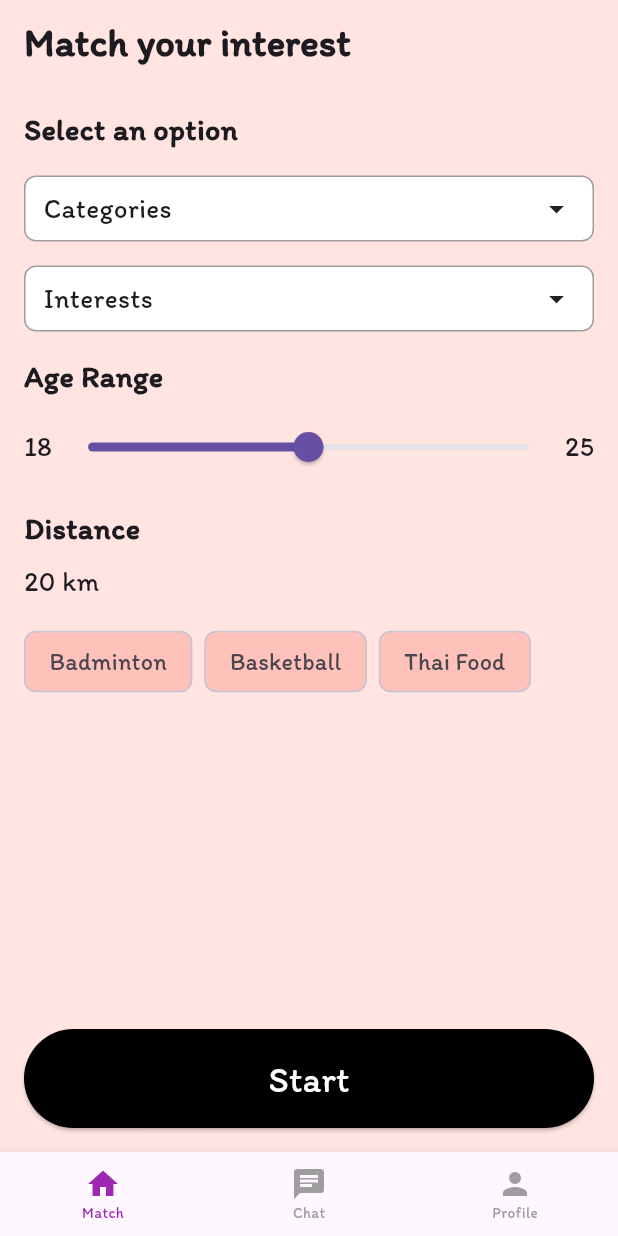
After one commit to Minglebell/Mingle, a Flutter app: the MatchInterestPage screen opened directly, on a phone screen of 412 x 824 dp. The commit adds this screen. Run offline on Flutter 3.47's test engine with Material 3 defaults, Android fonts, the phone set to English and light mode, and no system bars; our stand-ins replace device_preview, image_picker.

```diff
--- /dev/null
+++ b/mingle/lib/Screen/match_selection.dart
@@ -0,0 +1,147 @@
+import 'package:flutter/material.dart';
+import 'package:mingle/Widget/bottom_navigation_bar.dart';
+
+class MatchInterestPage extends StatelessWidget {
+  const MatchInterestPage({super.key});
+
+  @override
+  Widget build(BuildContext context) {
+    return Scaffold(
+      backgroundColor: const Color.fromARGB(255, 255, 228, 225),
+      appBar: AppBar(
+        title: const Text(
+          'Match your interest',
+          style: TextStyle(
+              fontFamily: 'Itim', fontSize: 26, fontWeight: FontWeight.bold),
+        ),
+        backgroundColor: const Color.fromARGB(255, 255, 228, 225),
+        elevation: 0,
+      ),
+      body: Padding(
+        padding: const EdgeInsets.all(16.0),
+        child: Column(
+          crossAxisAlignment: CrossAxisAlignment.start,
+          children: [
+            const Text(
+              'Select an option',
+              style: TextStyle(
+                  fontSize: 20,
+                  fontFamily: 'Itim',
+                  fontWeight: FontWeight.bold),
+            ),
+            const SizedBox(height: 16),
+            _buildDropdown('Categories'),
+            const SizedBox(height: 16),
+            _buildDropdown('Interests'),
+            const SizedBox(height: 16),
+            const Text(
+              'Age Range',
+              style: TextStyle(
+                  fontSize: 20,
+                  fontFamily: 'Itim',
+                  fontWeight: FontWeight.bold),
+            ),
+            const SizedBox(height: 8),
+            Row(
+              children: [
+                const Text(
+                  '18',
+                  style: TextStyle(fontSize: 18, fontFamily: 'Itim'),
+                ),
+                Expanded(
+                  child: Slider(
+                    value: 21.5, // Example value
+                    min: 18,
+                    max: 25,
+                    onChanged: (value) {
+                      // Handle slider change
+                    },
+                  ),
+                ),
+                const Text(
+                  '25',
+                  style: TextStyle(fontSize: 18, fontFamily: 'Itim'),
+                ),
+              ],
+            ),
+            const SizedBox(height: 16),
+            const Text(
+              'Distance',
+              style: TextStyle(
+                  fontSize: 20,
+                  fontFamily: 'Itim',
+                  fontWeight: FontWeight.bold),
+            ),
+            const SizedBox(height: 8),
+            const Text(
+              '20 km',
+              style: TextStyle(fontSize: 18, fontFamily: 'Itim'),
+            ),
+            const SizedBox(height: 16),
+            Wrap(
+              spacing: 8.0,
+              runSpacing: 8.0,
+              children: [
+                _buildChip('Badminton'),
+                _buildChip('Basketball'),
+                _buildChip('Thai Food'),
+              ],
+            ),
+            const Spacer(),
+            SizedBox(
+              width: double.infinity,
+              child: ElevatedButton(
+                onPressed: () {
+                  // Handle start button press
+                },
+                style: ElevatedButton.styleFrom(
+                  backgroundColor: Colors.black,
+                  padding: const EdgeInsets.symmetric(vertical: 16),
+                ),
+                child: const Text(
+                  'Start',
+                  style: TextStyle(
+                      color: Colors.white,
+                      fontFamily: 'Itim',
+                      fontSize: 24),
+                ),
+              ),
+            ),
+          ],
+        ),
+      ),
+      bottomNavigationBar: const BottomNavBar(currentIndex: 0),
+    );
+  }
+
+  Widget _buildDropdown(String label) {
+    return Container(
+      padding: const EdgeInsets.symmetric(horizontal: 12, vertical: 8),
+      decoration: BoxDecoration(
+        color: Colors.white,
+        borderRadius: BorderRadius.circular(8),
+        border: Border.all(color: Colors.grey),
+      ),
+      child: Row(
+        mainAxisAlignment: MainAxisAlignment.spaceBetween,
+        children: [
+          Text(
+            label,
+            style: const TextStyle(fontSize: 18, fontFamily: 'Itim'),
+          ),
+          const Icon(Icons.arrow_drop_down),
+        ],
+      ),
+    );
+  }
+
+  Widget _buildChip(String label) {
+    return Chip(
+      label: Text(
+        label,
+        style: const TextStyle(fontSize: 16, fontFamily: 'Itim'),
+      ),
+      backgroundColor: const Color.fromARGB(255, 255, 194, 187),
+    );
+  }
+}
--- a/mingle/lib/Screen/profile_edit.dart
+++ b/mingle/lib/Screen/profile_edit.dart
@@ -1,10 +1,13 @@
 import 'package:flutter/material.dart';
 import 'package:image_picker/image_picker.dart'; // For image picking
 import 'dart:io';
+import 'dart:convert'; // For JSON encoding
+import 'package:http/http.dart' as http; // For HTTP requests
+import 'package:mingle/utils/logger.dart';
+import 'package:mingle/Screen/match_selection.dart';
 
 class ProfileEditPage extends StatefulWidget {
-  final Map<String, dynamic>
-      profile; // Accept a Map instead of a Profile object
+  final Map<String, dynamic> profile;
 
   const ProfileEditPage({super.key, required this.profile});
 
@@ -14,7 +17,7 @@ class ProfileEditPage extends StatefulWidget {
 
 class _ProfileEditPageState extends State<ProfileEditPage> {
   XFile? _image;
-  bool isEditMode = true; // Track whether the page is in edit mode
+  bool isEditMode = true;
 
   List<String> genderPreferences = [];
   List<String> interestPreferences = [];
@@ -27,7 +30,10 @@ class _ProfileEditPageState extends State<ProfileEditPage> {
   @override
   void initState() {
     super.initState();
-    // Initialize lists with existing profile data, providing default empty lists if null
+    setupLogger(); // Initialize the logger
+    logger.info('ProfileEditPage initialized'); // Log initialization
+
+    // Initialize lists with existing profile data
     genderPreferences = List<String>.from(widget.profile['gender'] ?? []);
     interestPreferences = List<String>.from(widget.profile['interest'] ?? []);
     educationPreferences = List<String>.from(widget.profile['education'] ?? []);
@@ -45,6 +51,30 @@ class _ProfileEditPageState extends State<ProfileEditPage> {
       setState(() {
         _image = pickedImage;
       });
+      logger.info('Profile image updated'); // Log image update
+    }
+  }
+
+  Future<void> sendProfileData(Map<String, dynamic> profile) async {
+    final String profileJson = jsonEncode(profile);
+    final Uri url = Uri.parse('empty... w8 for import');
+
+    try {
+      final response = await http.post(
+        url,
+        headers: <String, String>{
+          'Content-Type': 'application/json; charset=UTF-8',
+        },
+        body: profileJson,
+      );
+
+      if (response.statusCode == 200) {
+        logger.info('Profile data updated successfully'); // Log success
+      } else {
+        logger.severe('Failed to update profile data. Error: ${response.statusCode}'); // Log error
+      }
+    } catch (e) {
+      logger.severe('Error updating profile data: $e'); // Log exception
     }
   }
 
@@ -61,8 +91,10 @@ class _ProfileEditPageState extends State<ProfileEditPage> {
       isEditMode = false;
     });
 
+    // Send the updated profile data to the backend
+    sendProfileData(widget.profile);
+
     // Show confirmation dialog
-    // Show a SnackBar notification instead of a dialog
     ScaffoldMessenger.of(context).showSnackBar(
       const SnackBar(
         content: Text("Changes applied successfully!"),
@@ -71,12 +103,15 @@ class _ProfileEditPageState extends State<ProfileEditPage> {
         backgroundColor: Colors.green,
       ),
     );
+
+    logger.info('Profile changes saved'); // Log profile save
   }
 
   void _toggleEditMode() {
     setState(() {
       isEditMode = true;
     });
+    logger.info('Edit mode toggled'); // Log edit mode toggle
   }
 
   @override
@@ -86,7 +121,6 @@ class _ProfileEditPageState extends State<ProfileEditPage> {
       body: Column(
         children: [
           Expanded(
-            // Ensures the main content takes up remaining space
             child: SingleChildScrollView(
               child: Padding(
                 padding: const EdgeInsets.all(16.0),
@@ -156,9 +190,16 @@ class _ProfileEditPageState extends State<ProfileEditPage> {
         ],
         selectedItemColor: Colors.purple,
         unselectedItemColor: Colors.grey,
-        type: BottomNavigationBarType.fixed,
+        type: BottomNavigationBarType.fixed,  // Fixed bottom navigation bar
         selectedLabelStyle: const TextStyle(fontSize: 10),
         unselectedLabelStyle: const TextStyle(fontSize: 10),
+        onTap: (index) {
+          if (index == 0) {
+            Navigator.of(context).pushReplacement(MaterialPageRoute(
+              builder: (context) => const MatchInterestPage(),
+            ));
+          }
+        },
       ),
     );
   }
--- /dev/null
+++ b/mingle/lib/Widget/bottom_navigation_bar.dart
@@ -0,0 +1,48 @@
+import 'package:flutter/material.dart';
+import 'package:mingle/Screen/match_selection.dart';
+import 'package:mingle/Screen/profile_edit.dart';
+
+class BottomNavBar extends StatelessWidget {
+  final int currentIndex;
+
+  const BottomNavBar({super.key, required this.currentIndex});
+
+  void _onItemTapped(BuildContext context, int index) {
+    if (index == currentIndex) return; // Prevent unnecessary navigation
+
+    switch (index) {
+      case 0:
+        Navigator.pushReplacement(
+          context,
+          MaterialPageRoute(builder: (context) => const MatchInterestPage()),
+        );
+        break;
+      case 1:
+        break;
+      case 2:
+        Navigator.pushReplacement(
+          context,
+          MaterialPageRoute(builder: (context) => const ProfileEditPage(profile: {},)),
+        );
+        break;
+    }
+  }
+
+  @override
+  Widget build(BuildContext context) {
+    return BottomNavigationBar(
+      currentIndex: currentIndex,
+      onTap: (index) => _onItemTapped(context, index),
+      items: const [
+        BottomNavigationBarItem(icon: Icon(Icons.home), label: "Match"),
+        BottomNavigationBarItem(icon: Icon(Icons.chat), label: "Chat"),
+        BottomNavigationBarItem(icon: Icon(Icons.person), label: "Profile"),
+      ],
+      selectedItemColor: Colors.purple,
+      unselectedItemColor: Colors.grey,
+      type: BottomNavigationBarType.fixed,
+      selectedLabelStyle: const TextStyle(fontSize: 10),
+      unselectedLabelStyle: const TextStyle(fontSize: 10),
+    );
+  }
+}
--- a/mingle/pubspec.yaml
+++ b/mingle/pubspec.yaml
@@ -38,6 +38,8 @@ dependencies:
   intl: ^0.19.0
   image_picker: ^0.8.4+4
   shared_preferences: ^2.2.2
+  http: ^0.13.3
+  logging: ^1.1.0
 
 dev_dependencies:
   flutter_test:
```
Also changed, not shown: mingle/lib/Screen/profile_setup.dart (+54 -4 lines), mingle/lib/utils/logger.dart (added, +15 -0 lines), mingle/pubspec.lock.
